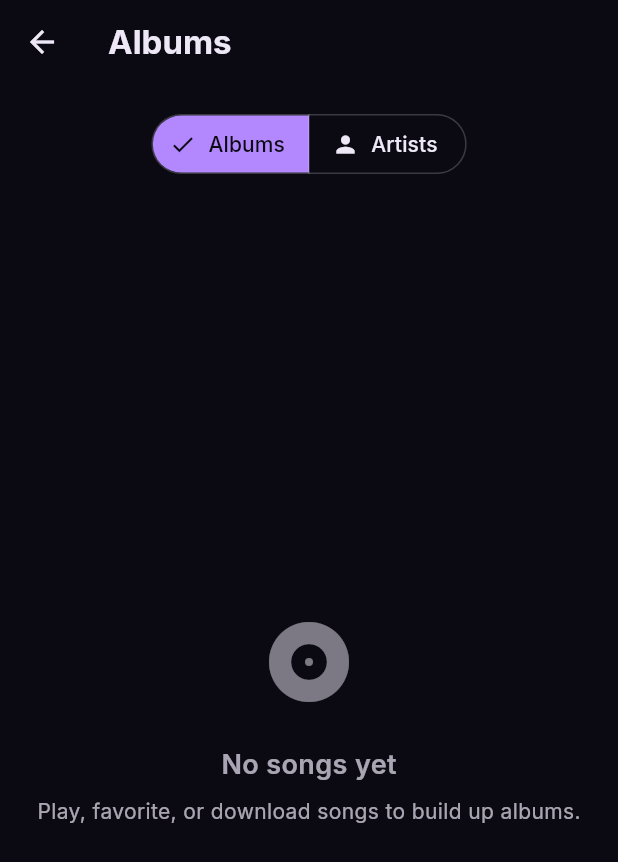
After one commit to charl1107/CapuTune, a Flutter app: the CollectionsScreen screen opened directly, on a phone screen of 412 x 824 dp. The commit adds this screen. Shown: the top 862 px of the screen. Run offline on Flutter 3.47's test engine with Material 3 defaults, Android fonts, the phone set to English and light mode, and no system bars; our stand-ins replace audio_service, cached_network_image, dio, file_picker, google_fonts, hive_flutter and 2 more; missing offline and left inert: media_kit, youtube_explode_dart; accounts and stored records are empty; network calls fail.

Commit message:
Add Albums/Artists view
New Collections screen groups every song the library has seen - favorites,
downloads, recent/most played, playlists incl. Local Music - by album or
artist, deduplicated by id. Tapping a group lists its songs; tapping a song
or the play button starts playback through PlayerService.playList.

Entry point is a new Library AppBar action. Grouping logic lives in
CollectionService so it is unit-testable against real Hive storage,
mirroring storage_service_test.

```diff
--- /dev/null
+++ b/lib/screens/collections_screen.dart
@@ -0,0 +1,215 @@
+import 'package:flutter/material.dart';
+import 'package:provider/provider.dart';
+import '../models/song.dart';
+import '../services/collection_service.dart';
+import '../services/player_service.dart';
+import '../widgets/song_card.dart';
+import '../widgets/mini_player.dart';
+import '../theme/app_colors.dart';
+
+/// Albums/Artists view: groups every song the library has seen by album or
+/// artist, then lists a group's songs for playback.
+class CollectionsScreen extends StatefulWidget {
+  const CollectionsScreen({super.key});
+
+  @override
+  State<CollectionsScreen> createState() => _CollectionsScreenState();
+}
+
+class _CollectionsScreenState extends State<CollectionsScreen> {
+  CollectionSource _source = CollectionSource.albums;
+
+  void _openGroup(String name, List<Song> songs) {
+    Navigator.push(
+      context,
+      MaterialPageRoute<void>(
+        builder: (_) => _CollectionDetailScreen(name: name, songs: songs),
+      ),
+    );
+  }
+
+  @override
+  Widget build(BuildContext context) {
+    final groups = CollectionService.buildGroups(_source);
+
+    return Scaffold(
+      appBar: AppBar(
+        title: Text(
+          _source == CollectionSource.albums ? 'Albums' : 'Artists',
+          style: const TextStyle(fontWeight: FontWeight.bold),
+        ),
+      ),
+      body: Column(
+        children: [
+          Padding(
+            padding: const EdgeInsets.all(AppColors.spacingM),
+            child: SegmentedButton<CollectionSource>(
+              segments: const [
+                ButtonSegment(
+                  value: CollectionSource.albums,
+                  icon: Icon(Icons.album),
+                  label: Text('Albums'),
+                ),
+                ButtonSegment(
+                  value: CollectionSource.artists,
+                  icon: Icon(Icons.person),
+                  label: Text('Artists'),
+                ),
+              ],
+              selected: {_source},
+              onSelectionChanged: (selection) =>
+                  setState(() => _source = selection.first),
+            ),
+          ),
+          Expanded(
+            child: groups.isEmpty
+                ? Center(
+                    child: Column(
+                      mainAxisAlignment: MainAxisAlignment.center,
+                      children: [
+                        Icon(
+                          _source == CollectionSource.albums
+                              ? Icons.album
+                              : Icons.person,
+                          size: 64,
+                          color: Theme.of(context)
+                              .colorScheme
+                              .onSurfaceVariant
+                              .withValues(alpha: 0.5),
+                        ),
+                        const SizedBox(height: AppColors.spacingL),
+                        Text(
+                          'No songs yet',
+                          style: TextStyle(
+                            fontSize: 18,
+                            fontWeight: FontWeight.w600,
+                            color:
+                                Theme.of(context).colorScheme.onSurfaceVariant,
+                          ),
+                        ),
+                        const SizedBox(height: AppColors.spacingS),
+                        Text(
+                          'Play, favorite, or download songs to build up ${_source == CollectionSource.albums ? 'albums' : 'artists'}.',
+                          style: TextStyle(
+                            color: Theme.of(context)
+                                .colorScheme
+                                .onSurfaceVariant
+                                .withValues(alpha: 0.7),
+                          ),
+                        ),
+                      ],
+                    ),
+                  )
+                : ListView.builder(
+                    padding: const EdgeInsets.symmetric(
+                        horizontal: AppColors.spacingM),
+                    itemCount: groups.length,
+                    itemBuilder: (context, index) {
+                      final name = groups.keys.elementAt(index);
+                      final songs = groups[name]!;
+                      return Card(
+                        margin:
+                            const EdgeInsets.only(bottom: AppColors.spacingS),
+                        child: ListTile(
+                          leading: Container(
+                            width: 48,
+                            height: 48,
+                            decoration: BoxDecoration(
+                              color: Theme.of(context)
+                                  .colorScheme
+                                  .primaryContainer,
+                              borderRadius:
+                                  BorderRadius.circular(AppColors.radiusM),
+                            ),
+                            child: Icon(
+                              _source == CollectionSource.albums
+                                  ? Icons.album
+                                  : Icons.person,
+                              color: Theme.of(context).colorScheme.primary,
+                            ),
+                          ),
+                          title: Text(name,
+                              overflow: TextOverflow.ellipsis),
+                          subtitle: Text(
+                              '${songs.length} song${songs.length == 1 ? '' : 's'}'),
+                          onTap: () => _openGroup(name, songs),
+                        ),
+                      );
+                    },
+                  ),
+          ),
+          if (context.watch<PlayerService>().currentSong != null)
+            const MiniPlayer(),
+        ],
+      ),
+    );
+  }
+}
+
+/// Lists the songs of one album or artist; taps play the whole group.
+class _CollectionDetailScreen extends StatelessWidget {
+  final String name;
+  final List<Song> songs;
+
+  const _CollectionDetailScreen({required this.name, required this.songs});
+
+  @override
+  Widget build(BuildContext context) {
+    final playerService = context.watch<PlayerService>();
+    final currentSong = playerService.currentSong;
+
+    return Scaffold(
+      appBar: AppBar(
+        title: Text(
+          name,
+          style: const TextStyle(fontWeight: FontWeight.bold),
+        ),
+        actions: [
+          if (songs.isNotEmpty)
+            IconButton(
+              icon: const Icon(Icons.play_circle_fill),
+              onPressed: () =>
+                  playerService.playList(songs, isPlaylistSource: true),
+            ),
+        ],
+      ),
+      body: Column(
+        children: [
+          Expanded(
+            child: ListView.builder(
+              padding: const EdgeInsets.all(AppColors.spacingM),
+              itemCount: songs.length,
+              itemBuilder: (context, index) {
+                final song = songs[index];
+                final isPlaying = currentSong?.id == song.id;
+
+                return Container(
+                  margin:
+                      const EdgeInsets.only(bottom: AppColors.spacingS),
+                  decoration: isPlaying
+                      ? BoxDecoration(
+                          color: Theme.of(context)
+                              .colorScheme
+                              .primary
+                              .withValues(alpha: 0.1),
+                          borderRadius:
+                              BorderRadius.circular(AppColors.radiusM),
+                        )
+                      : null,
+                  child: SongCard(
+                    song: song,
+                    onTap: () => playerService.playList(
+                      songs,
+                      startIndex: index,
+                    ),
+                  ),
+                );
+              },
+            ),
+          ),
+          if (playerService.currentSong != null) const MiniPlayer(),
+        ],
+      ),
+    );
+  }
+}
--- /dev/null
+++ b/lib/services/collection_service.dart
@@ -0,0 +1,51 @@
+import '../models/song.dart';
+import 'storage_service.dart';
+
+/// Which attribute songs are grouped by in the Albums/Artists view.
+enum CollectionSource { albums, artists }
+
+/// Builds the song universe behind the Albums/Artists view.
+///
+/// Songs are gathered from every place the library stores or has seen them
+/// (favorites, downloads, recent/most played, playlists incl. Local Music)
+/// and deduplicated by id, first occurrence wins. Grouping keys fall back to
+/// "Unknown …" since some sources (e.g. older persisted data) may lack
+/// album metadata; artist is always present on a Song.
+class CollectionService {
+  /// Every distinct song visible to the library's grouping views.
+  static List<Song> collectSongs() {
+    final seen = <String>{};
+    final songs = <Song>[];
+    for (final song in [
+      ...StorageService.getFavorites(),
+      ...StorageService.getDownloads(),
+      ...StorageService.getRecentPlays(),
+      ...StorageService.getMostPlayed(limit: 100),
+      ...StorageService.getPlaylists().expand((p) => p.songs),
+    ]) {
+      if (seen.add(song.id)) songs.add(song);
+    }
+    return songs;
+  }
+
+  /// Groups [songs] by album or artist, keys sorted alphabetically.
+  static Map<String, List<Song>> groupSongs(
+    List<Song> songs,
+    CollectionSource source,
+  ) {
+    final groups = <String, List<Song>>{};
+    for (final song in songs) {
+      final key = switch (source) {
+        CollectionSource.albums => song.album ?? 'Unknown Album',
+        CollectionSource.artists => song.artist,
+      };
+      groups.putIfAbsent(key, () => []).add(song);
+    }
+    final sortedKeys = groups.keys.toList()..sort();
+    return {for (final key in sortedKeys) key: groups[key]!};
+  }
+
+  /// Convenience for the screen: collect + group in one call.
+  static Map<String, List<Song>> buildGroups(CollectionSource source) =>
+      groupSongs(collectSongs(), source);
+}
```
Also changed, not shown: lib/screens/library_screen.dart (+11 -0 lines), 1 other file.
